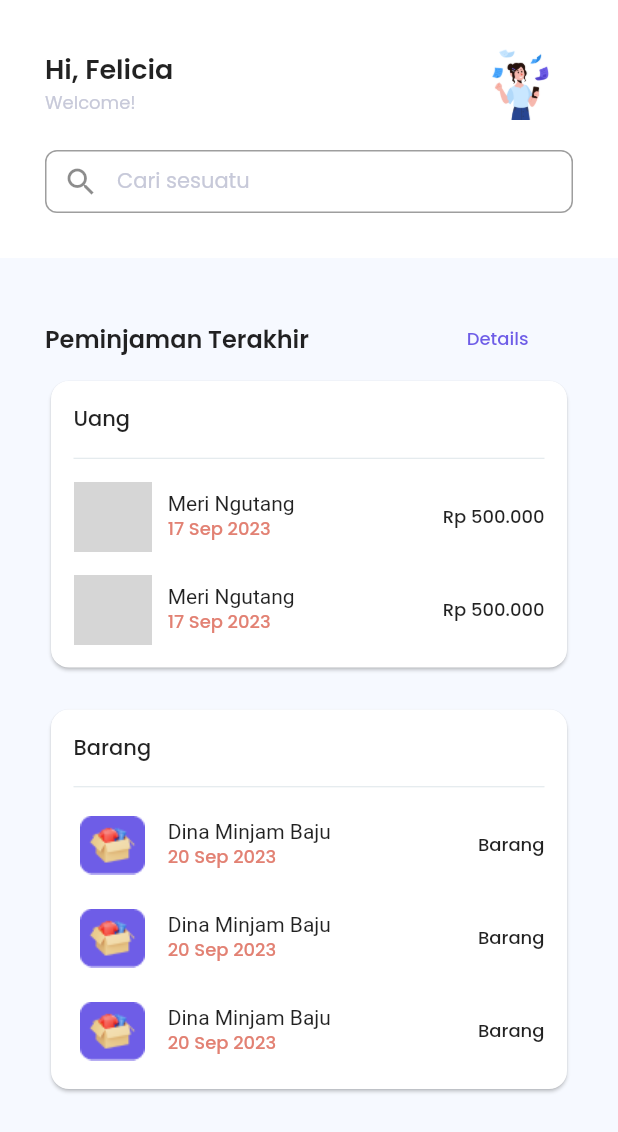
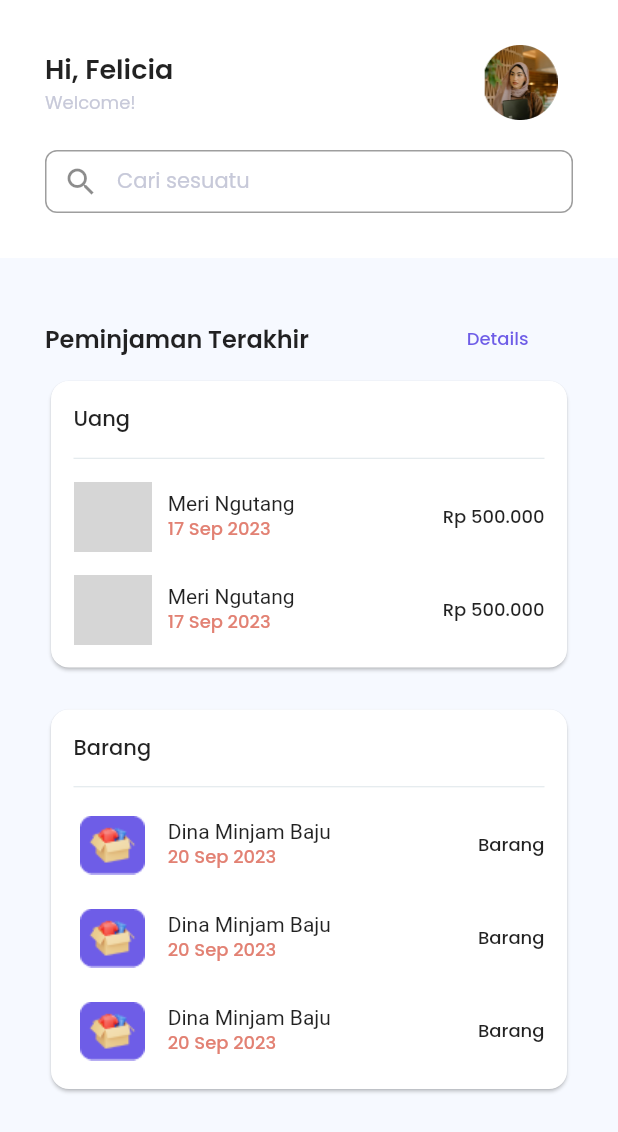
Before and after one commit to rpzfuu/LendLab, a Flutter app: the HomePage screen opened by its route, on a phone screen of 412 x 824 dp. Shown: the top 1132 px of the screen. Run offline on Flutter 3.47's test engine with Material 2 defaults, Android fonts, the phone set to English and light mode, and no system bars; grey boxes are pictures that could not be loaded.

```diff
--- a/lib/app/widgets/appbar_widget.dart
+++ b/lib/app/widgets/appbar_widget.dart
@@ -99,7 +99,7 @@ class AppBarWelcome extends StatelessWidget {
                   width: 50,
                   child: Image(
                     image:
-                        AssetImage('lib/assets/images/login_auth_screen.png'),
+                        AssetImage('lib/assets/images/profile.png'),
                   ),
                 ),
               ),
```
